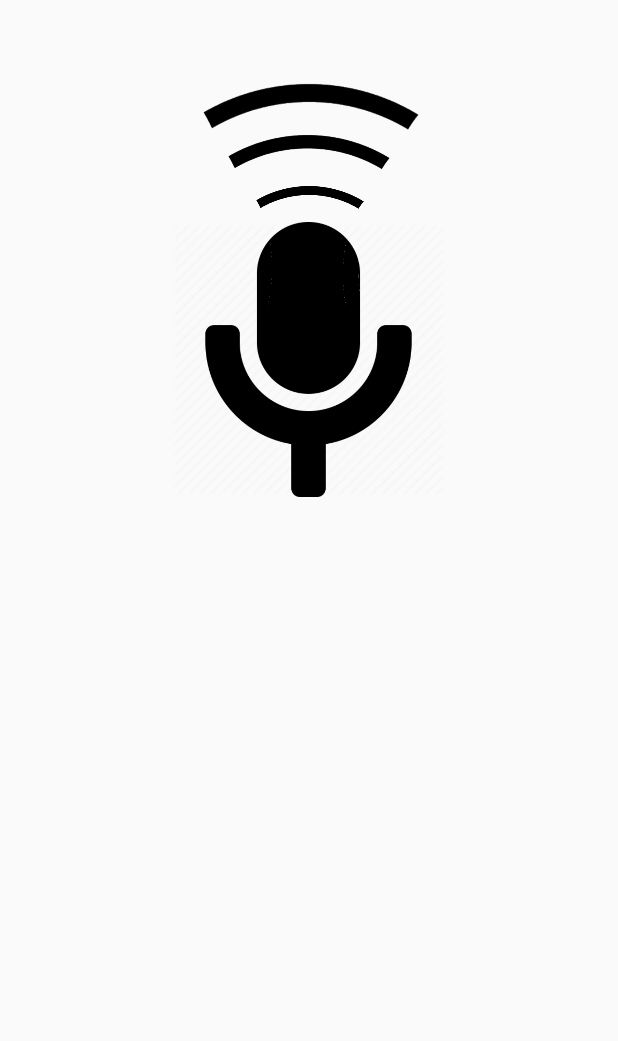
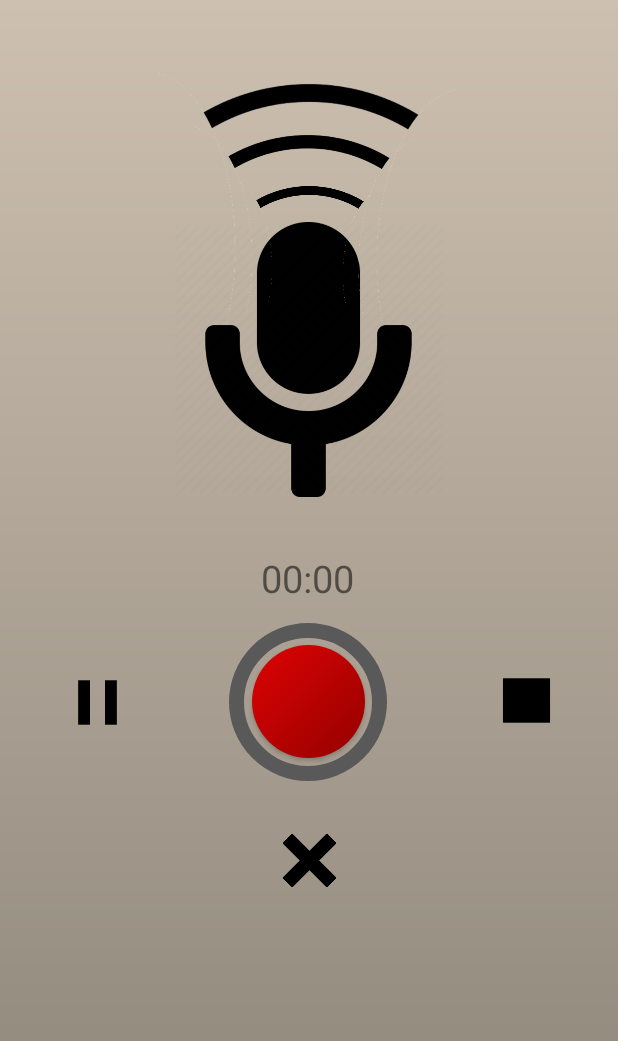
Before and after one commit to DanyloAntonenko/Cook-Share, an Android app: the layout activity_main.xml on its own in the app's theme, with its tools: preview values and no code run, on a phone screen of 412 x 824 dp. Shown: the top 1041 px of the screen. Run offline under Robolectric (Android 15) with nearby library versions, the phone set to English and light mode, and no system bars.

Commit message:
Added activity_main.xml

```diff
--- a/Dictaphone/app/src/main/res/layout/activity_main.xml
+++ b/Dictaphone/app/src/main/res/layout/activity_main.xml
@@ -4,7 +4,10 @@
     xmlns:tools="http://schemas.android.com/tools"
     android:layout_width="match_parent"
     android:layout_height="match_parent"
-    tools:context=".MainActivity">
+    tools:context=".MainActivity"
+    android:background="@drawable/background"
+    android:theme="@style/Theme.AppCompat.Light.NoActionBar"
+    >
 
     <ImageView
         android:id="@+id/imageView"
@@ -18,7 +21,8 @@
         app:layout_constraintEnd_toEndOf="parent"
         app:layout_constraintHorizontal_bias="0.497"
         app:layout_constraintStart_toStartOf="parent"
-        app:layout_constraintTop_toTopOf="parent" />
+        app:layout_constraintTop_toTopOf="parent"
+        android:contentDescription="@string/app_name"/>
 
     <ImageView
         android:id="@+id/smallest_line"
@@ -30,7 +34,8 @@
         app:layout_constraintEnd_toEndOf="parent"
         app:layout_constraintStart_toStartOf="parent"
         app:layout_constraintTop_toTopOf="parent"
-        app:srcCompat="@drawable/arcopng54057" />
+        app:srcCompat="@drawable/arcopng54057"
+        android:contentDescription="@string/app_name"/>
 
     <ImageView
         android:id="@+id/middle_line"
@@ -43,7 +48,8 @@
         app:layout_constraintHorizontal_bias="0.497"
         app:layout_constraintStart_toStartOf="parent"
         app:layout_constraintTop_toTopOf="parent"
-        app:srcCompat="@drawable/arcopng54057" />
+        app:srcCompat="@drawable/arcopng54057"
+        android:contentDescription="@string/app_name"/>
 
     <ImageView
         android:id="@+id/biggest_line"
@@ -55,6 +61,96 @@
         app:layout_constraintEnd_toEndOf="parent"
         app:layout_constraintStart_toStartOf="parent"
         app:layout_constraintTop_toTopOf="parent"
-        app:srcCompat="@drawable/arcopng54057" />
+        app:srcCompat="@drawable/arcopng54057"
+        android:contentDescription="@string/app_name"/>
+
+    <Button
+        android:id="@+id/record_button"
+        android:layout_width="75dp"
+        android:layout_height="75dp"
+        android:layout_marginStart="8dp"
+        android:layout_marginTop="430dp"
+        android:layout_marginEnd="8dp"
+        android:background="@drawable/round_button"
+        android:text=""
+        android:gravity="center"
+
+        app:layout_constraintEnd_toEndOf="parent"
+        app:layout_constraintHorizontal_bias="0.498"
+        app:layout_constraintStart_toStartOf="parent"
+        app:layout_constraintTop_toTopOf="parent" />
+
+    <ImageView
+        android:id="@+id/record_button_bgr"
+        android:layout_width="105dp"
+        android:layout_height="105dp"
+        android:layout_marginStart="8dp"
+        android:layout_marginTop="415dp"
+        android:layout_marginEnd="8dp"
+        android:contentDescription="@string/app_name"
+        android:foregroundGravity="center"
+        app:layout_constraintEnd_toEndOf="parent"
+        app:layout_constraintHorizontal_bias="0.498"
+        app:layout_constraintStart_toStartOf="parent"
+        app:layout_constraintTop_toTopOf="parent"
+        app:srcCompat="@drawable/record_button" />
+
+    <Button
+        android:id="@+id/pause_button"
+        android:layout_width="70dp"
+        android:layout_height="70dp"
+        android:layout_marginStart="8dp"
+        android:layout_marginTop="433dp"
+        android:layout_marginEnd="8dp"
+        android:background="@drawable/pause"
+        android:text=""
+
+        app:layout_constraintEnd_toEndOf="parent"
+        app:layout_constraintHorizontal_bias="0.068"
+        app:layout_constraintStart_toStartOf="parent"
+        app:layout_constraintTop_toTopOf="parent" />
+
+    <Button
+        android:id="@+id/stop_button"
+        android:layout_width="70dp"
+        android:layout_height="70dp"
+        android:layout_marginStart="8dp"
+        android:layout_marginTop="432dp"
+        android:layout_marginEnd="8dp"
+        android:background="@drawable/stop"
+        android:text=""
+        app:layout_constraintEnd_toEndOf="parent"
+        app:layout_constraintHorizontal_bias="0.944"
+        app:layout_constraintStart_toStartOf="parent"
+        app:layout_constraintTop_toTopOf="parent" />
+
+    <Button
+        android:id="@+id/cancel_button"
+        android:layout_width="35dp"
+        android:layout_height="35dp"
+        android:layout_marginStart="8dp"
+        android:layout_marginTop="556dp"
+        android:layout_marginEnd="8dp"
+        android:background="@drawable/cross"
+        android:text=""
+        app:layout_constraintEnd_toEndOf="parent"
+        app:layout_constraintStart_toStartOf="parent"
+        app:layout_constraintTop_toTopOf="parent" />
+
+    <TextView
+        android:id="@+id/timer_text"
+        android:layout_width="wrap_content"
+        android:layout_height="wrap_content"
+        android:layout_marginStart="8dp"
+        android:layout_marginTop="368dp"
+        android:layout_marginEnd="8dp"
+        android:gravity="center"
+        android:text="00:00"
+        android:textSize="25dp"
+        app:layout_constraintEnd_toEndOf="parent"
+        app:layout_constraintHorizontal_bias="0.498"
+        app:layout_constraintStart_toStartOf="parent"
+        app:layout_constraintTop_toTopOf="parent" />
+
 
 </android.support.constraint.ConstraintLayout>
```
